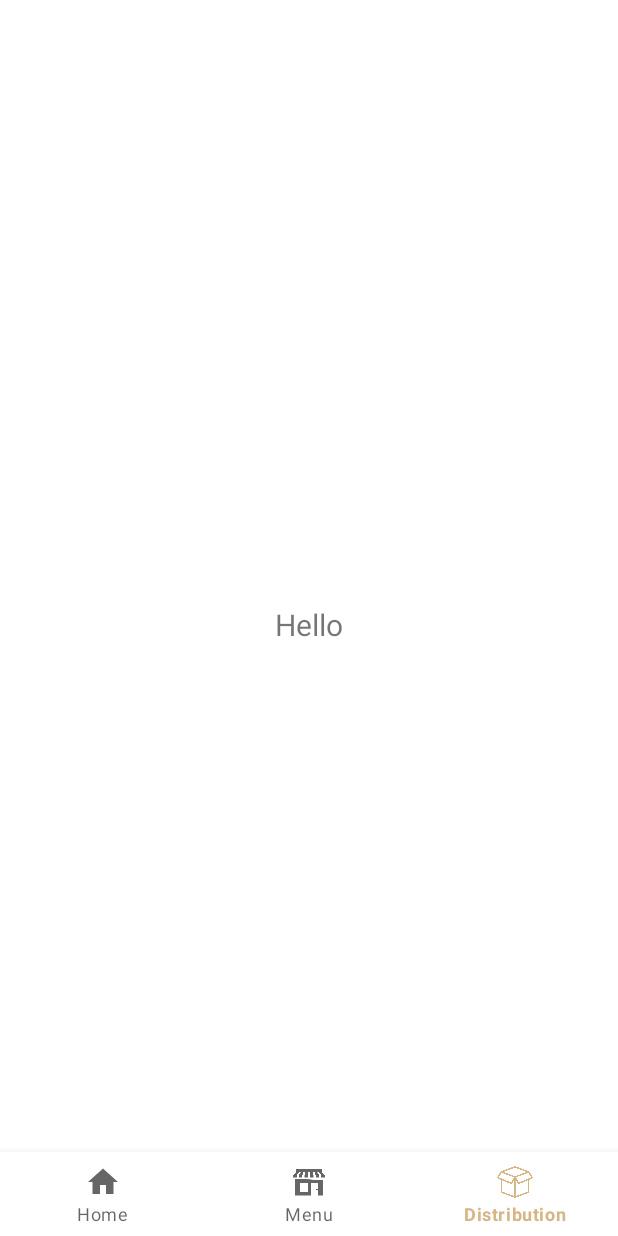
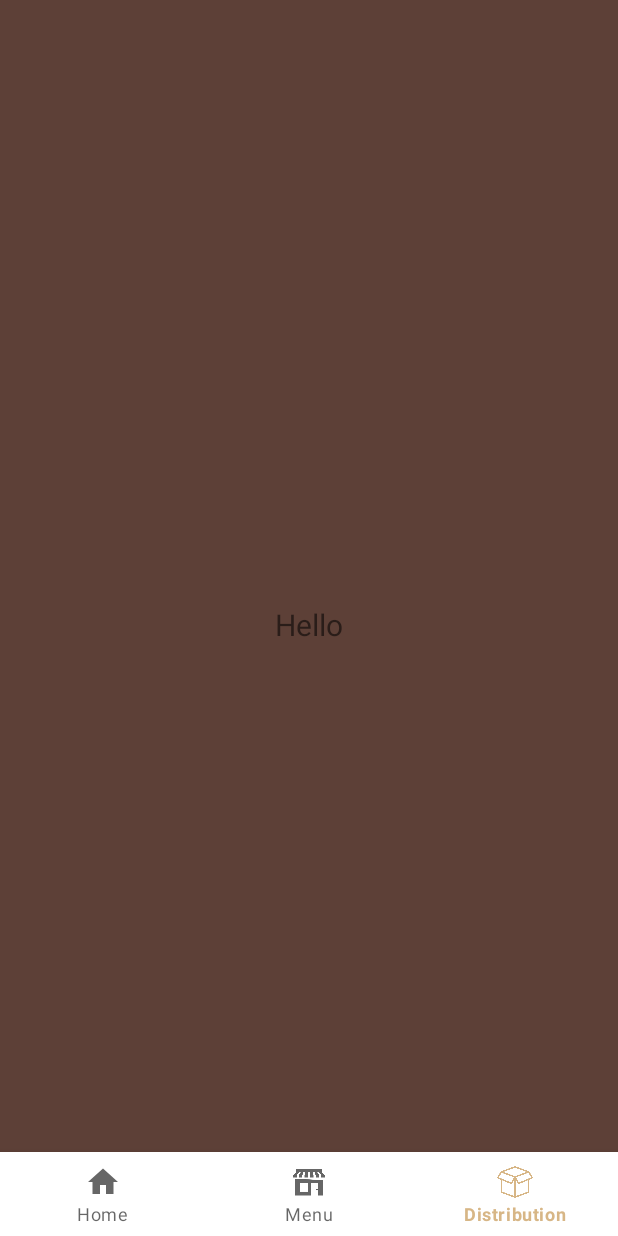
Before and after one commit to Adam-S-Amir/BensBoyz-Android-Application, an Android app: the DistributionFragment screen opened through its navigation route, on a phone screen of 412 x 824 dp. Before the commit the screen is almost empty. Run offline under Robolectric (Android 15) with nearby library versions, the phone set to English and light mode, and no system bars; our stand-ins replace navigation-ui.

```diff
--- a/app/src/main/res/layout/fragment_distribution.xml
+++ b/app/src/main/res/layout/fragment_distribution.xml
@@ -4,6 +4,7 @@
     xmlns:tools="http://schemas.android.com/tools"
     android:layout_width="match_parent"
     android:layout_height="match_parent"
+    android:background="@color/chocolate"
     tools:context=".ui.distribution.DistributionFragment">
 
     <TextView
```
Also changed, not shown: app/src/main/res/drawable/lemongarlic.jpg (added), app/src/main/res/drawable/southernseasoning.jpg (added), app/src/main/res/drawable/sweetheat.jpg (added).
